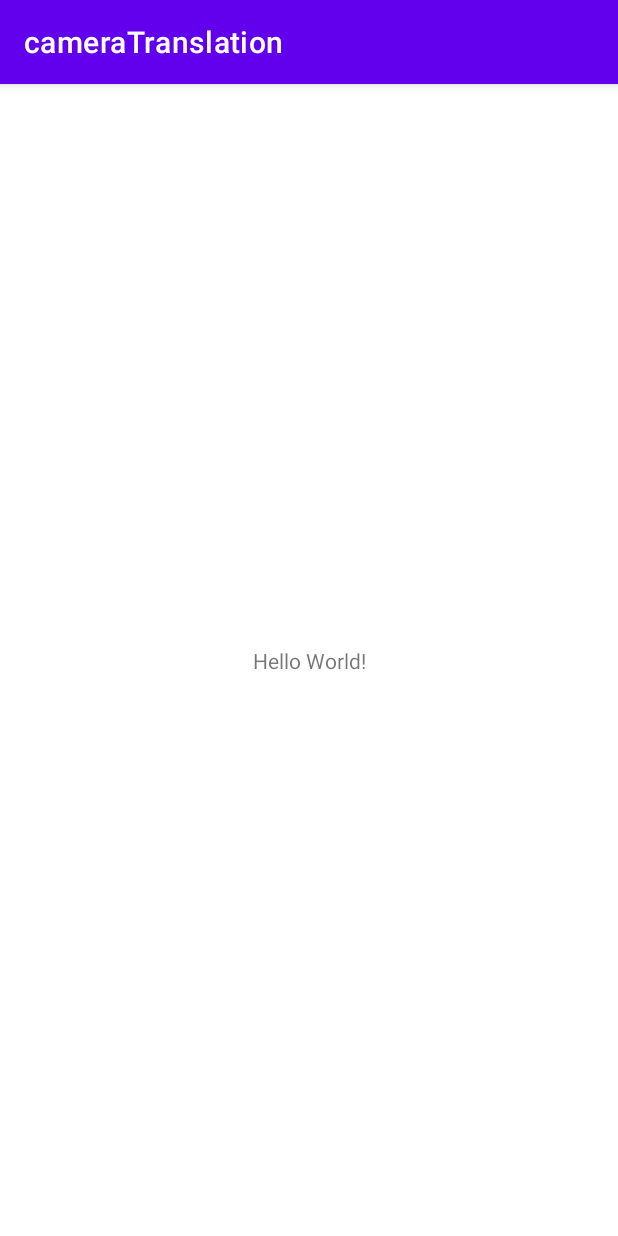
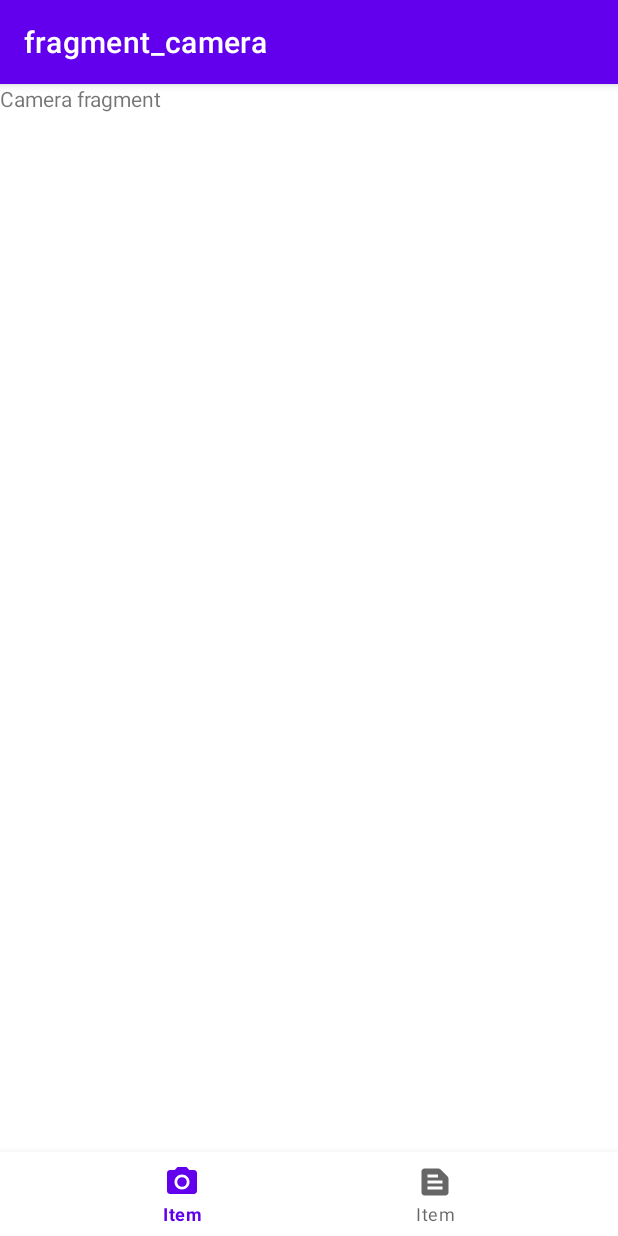
Before and after one commit to sir-larsen/cameraTranslation, an Android app: the screen it shows after launch (MainActivity), on a phone screen of 412 x 824 dp. Run offline under Robolectric (Android 15) with nearby library versions, the phone set to English and light mode, and no system bars; our stand-ins replace navigation-ui.

Commit message:
Created camera fragment, phrase fragment and bootomnavigation component. Also linked the navigation component to the bottomnavigation

```diff
--- a/app/src/main/AndroidManifest.xml
+++ b/app/src/main/AndroidManifest.xml
@@ -1,6 +1,8 @@
 <?xml version="1.0" encoding="utf-8"?>
 <manifest xmlns:android="http://schemas.android.com/apk/res/android"
     package="com.example.cameratranslation">
+
+    <uses-permission android:name="android.permission.CAMERA" />
 
     <application
         android:allowBackup="true"
--- /dev/null
+++ b/app/src/main/java/com/example/cameratranslation/CameraFragment.kt
@@ -0,0 +1,28 @@
+package com.example.cameratranslation
+
+import android.os.Bundle
+import androidx.fragment.app.Fragment
+import android.view.LayoutInflater
+import android.view.View
+import android.view.ViewGroup
+
+/**
+ * A simple [Fragment] subclass.
+ * Use the [CameraFragment.newInstance] factory method to
+ * create an instance of this fragment.
+ */
+class CameraFragment : Fragment() {
+
+    override fun onCreate(savedInstanceState: Bundle?) {
+        super.onCreate(savedInstanceState)
+    }
+
+    override fun onCreateView(
+        inflater: LayoutInflater, container: ViewGroup?,
+        savedInstanceState: Bundle?
+    ): View? {
+        // Inflate the layout for this fragment
+        return inflater.inflate(R.layout.fragment_camera, container, false)
+    }
+
+}
--- a/app/src/main/java/com/example/cameratranslation/MainActivity.kt
+++ b/app/src/main/java/com/example/cameratranslation/MainActivity.kt
@@ -2,10 +2,33 @@ package com.example.cameratranslation
 
 import androidx.appcompat.app.AppCompatActivity
 import android.os.Bundle
+import androidx.navigation.NavController
+import androidx.navigation.fragment.NavHostFragment
+import androidx.navigation.ui.setupActionBarWithNavController
+import androidx.navigation.ui.setupWithNavController
+import com.google.android.material.bottomnavigation.BottomNavigationView
 
 class MainActivity : AppCompatActivity() {
+    private lateinit var navController: NavController
+    private lateinit var bottomNavigationView: BottomNavigationView
+
     override fun onCreate(savedInstanceState: Bundle?) {
         super.onCreate(savedInstanceState)
         setContentView(R.layout.activity_main)
+
+        bottomNavigationView = findViewById(R.id.bottomNavigationView)
+
+        val navHostFragment = supportFragmentManager
+            .findFragmentById(R.id.nav_host_fragment) as NavHostFragment
+        navController = navHostFragment.navController
+
+        bottomNavigationView.setupWithNavController(navController)
+        setupActionBarWithNavController(navController)
+
+        //Observers, if any
+    }
+
+    override fun onSupportNavigateUp(): Boolean {
+        return navController.navigateUp() || super.onSupportNavigateUp()
     }
 }
--- /dev/null
+++ b/app/src/main/res/drawable/ic_baseline_camera_alt_24.xml
@@ -0,0 +1,13 @@
+<vector xmlns:android="http://schemas.android.com/apk/res/android"
+    android:width="24dp"
+    android:height="24dp"
+    android:viewportWidth="24"
+    android:viewportHeight="24"
+    android:tint="?attr/colorControlNormal">
+  <path
+      android:fillColor="@android:color/white"
+      android:pathData="M12,12m-3.2,0a3.2,3.2 0,1 1,6.4 0a3.2,3.2 0,1 1,-6.4 0"/>
+  <path
+      android:fillColor="@android:color/white"
+      android:pathData="M9,2L7.17,4L4,4c-1.1,0 -2,0.9 -2,2v12c0,1.1 0.9,2 2,2h16c1.1,0 2,-0.9 2,-2L22,6c0,-1.1 -0.9,-2 -2,-2h-3.17L15,2L9,2zM12,17c-2.76,0 -5,-2.24 -5,-5s2.24,-5 5,-5 5,2.24 5,5 -2.24,5 -5,5z"/>
+</vector>
--- /dev/null
+++ b/app/src/main/res/drawable/ic_baseline_text_snippet_24.xml
@@ -0,0 +1,10 @@
+<vector xmlns:android="http://schemas.android.com/apk/res/android"
+    android:width="24dp"
+    android:height="24dp"
+    android:viewportWidth="24"
+    android:viewportHeight="24"
+    android:tint="?attr/colorControlNormal">
+  <path
+      android:fillColor="@android:color/white"
+      android:pathData="M20.41,8.41l-4.83,-4.83C15.21,3.21 14.7,3 14.17,3H5C3.9,3 3,3.9 3,5v14c0,1.1 0.9,2 2,2h14c1.1,0 2,-0.9 2,-2V9.83C21,9.3 20.79,8.79 20.41,8.41zM7,7h7v2H7V7zM17,17H7v-2h10V17zM17,13H7v-2h10V13z"/>
+</vector>
--- a/app/src/main/res/layout/activity_main.xml
+++ b/app/src/main/res/layout/activity_main.xml
@@ -6,13 +6,23 @@
     android:layout_height="match_parent"
     tools:context=".MainActivity">
 
-    <TextView
-        android:layout_width="wrap_content"
+    <androidx.fragment.app.FragmentContainerView
+        android:id="@+id/nav_host_fragment"
+        android:name="androidx.navigation.fragment.NavHostFragment"
+        android:layout_width="match_parent"
+        android:layout_height="0dp"
+        app:defaultNavHost="true"
+        app:navGraph="@navigation/nav_graph"
+        app:layout_constraintBottom_toTopOf="@+id/bottomNavigationView"
+        app:layout_constraintTop_toTopOf="parent"
+        />
+
+    <com.google.android.material.bottomnavigation.BottomNavigationView
+        android:id="@+id/bottomNavigationView"
+        android:layout_width="match_parent"
         android:layout_height="wrap_content"
-        android:text="Hello World!"
         app:layout_constraintBottom_toBottomOf="parent"
-        app:layout_constraintLeft_toLeftOf="parent"
-        app:layout_constraintRight_toRightOf="parent"
-        app:layout_constraintTop_toTopOf="parent" />
-
+        app:layout_constraintEnd_toEndOf="parent"
+        app:layout_constraintStart_toStartOf="parent"
+        app:menu="@menu/bottom_menu"/>
 </androidx.constraintlayout.widget.ConstraintLayout>
--- /dev/null
+++ b/app/src/main/res/layout/fragment_camera.xml
@@ -0,0 +1,14 @@
+<?xml version="1.0" encoding="utf-8"?>
+<FrameLayout xmlns:android="http://schemas.android.com/apk/res/android"
+    xmlns:tools="http://schemas.android.com/tools"
+    android:layout_width="match_parent"
+    android:layout_height="match_parent"
+    tools:context=".CameraFragment">
+
+    <!-- TODO: Update blank fragment layout -->
+    <TextView
+        android:layout_width="match_parent"
+        android:layout_height="match_parent"
+        android:text="Camera fragment" />
+
+</FrameLayout>
--- /dev/null
+++ b/app/src/main/res/menu/bottom_menu.xml
@@ -0,0 +1,13 @@
+<?xml version="1.0" encoding="utf-8"?>
+<menu xmlns:android="http://schemas.android.com/apk/res/android">
+
+    <item
+        android:id="@+id/cameraFragment"
+        android:title="Item"
+        android:icon="@drawable/ic_baseline_camera_alt_24" />
+
+    <item
+        android:id="@+id/phrasesFragment"
+        android:title="Item"
+        android:icon="@drawable/ic_baseline_text_snippet_24"/>
+</menu>
--- /dev/null
+++ b/app/src/main/res/navigation/nav_graph.xml
@@ -0,0 +1,18 @@
+<?xml version="1.0" encoding="utf-8"?>
+<navigation xmlns:android="http://schemas.android.com/apk/res/android"
+    xmlns:app="http://schemas.android.com/apk/res-auto"
+    xmlns:tools="http://schemas.android.com/tools"
+    android:id="@+id/nav_graph.xml"
+    app:startDestination="@id/cameraFragment">
+
+    <fragment
+        android:id="@+id/cameraFragment"
+        android:name="com.example.cameratranslation.CameraFragment"
+        android:label="fragment_camera"
+        tools:layout="@layout/fragment_camera" />
+    <fragment
+        android:id="@+id/phrasesFragment"
+        android:name="com.example.cameratranslation.PhrasesFragment"
+        android:label="fragment_phrases"
+        tools:layout="@layout/fragment_phrases" />
+</navigation>
--- a/app/src/main/res/values/strings.xml
+++ b/app/src/main/res/values/strings.xml
@@ -1,3 +1,5 @@
 <resources>
     <string name="app_name">cameraTranslation</string>
+    <!-- TODO: Remove or change this placeholder text -->
+    <string name="hello_blank_fragment">Hello blank fragment</string>
 </resources>
```
Also changed, not shown: app/build.gradle (+30 -0 lines), app/src/main/java/com/example/cameratranslation/PhrasesFragment.kt (added, +59 -0 lines), app/src/main/res/layout/fragment_phrases.xml (added, +14 -0 lines).
